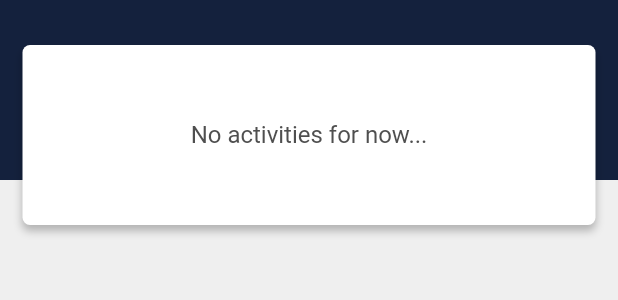
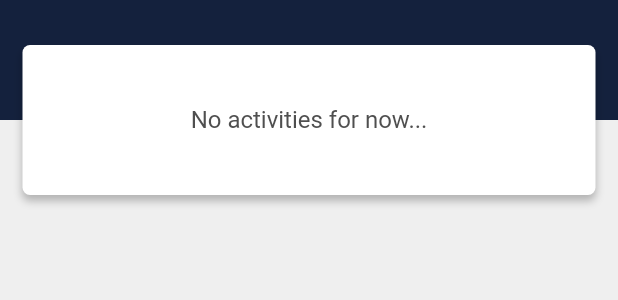
Before and after one commit to jpssantiago/water-reminder, a Flutter app: the ActivityContent widget shown alone on an empty page, opened directly with empty values, on a phone screen of 412 x 824 dp. Shown: the top 300 px of the screen. Run offline on Flutter 3.47's test engine with Material 2 defaults, Android fonts, the phone set to English and light mode, and no system bars; our stand-ins replace sqflite; accounts and stored records are empty.

Commit message:
Code refactoring.

```diff
--- a/lib/pages/home/widgets/activity_content.dart
+++ b/lib/pages/home/widgets/activity_content.dart
@@ -29,7 +29,7 @@ class ActivityContent extends StatelessWidget {
       child: Stack(
         children: [
           Container(
-            height: 120,
+            height: 80,
             color: Color(0xFF14213D),
           ),
           Padding(
--- a/lib/pages/home/widgets/empty_list_card.dart
+++ b/lib/pages/home/widgets/empty_list_card.dart
@@ -5,7 +5,7 @@ class EmptyListCard extends StatelessWidget {
   @override
   Widget build(BuildContext context) {
     return Container(
-      height: 120,
+      height: 100,
       decoration: BoxDecoration(
         color: Colors.white,
         borderRadius: BorderRadius.circular(5),
```
